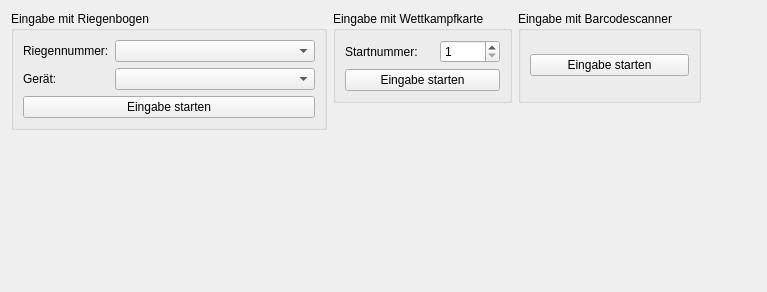
Qt form capture/capturewidget.ui (Igel18/turnfix) before a commit.
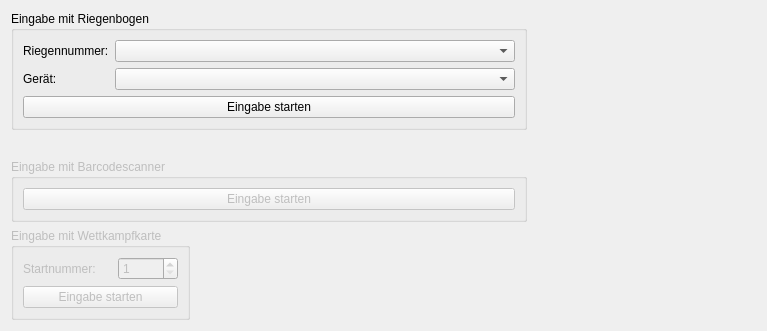
The same form after that commit. Icons and pictures are not drawn.

Commit message: Fixed too small dropdown field

Patch:
```diff
--- a/capture/capturewidget.ui
+++ b/capture/capturewidget.ui
@@ -7,7 +7,7 @@
     <x>0</x>
     <y>0</y>
     <width>767</width>
-    <height>292</height>
+    <height>331</height>
    </rect>
   </property>
   <property name="windowTitle">
@@ -66,7 +66,7 @@
         </property>
         <property name="minimumSize">
          <size>
-          <width>200</width>
+          <width>400</width>
           <height>0</height>
          </size>
         </property>
@@ -89,7 +89,7 @@
        <widget class="QComboBox" name="cmb_squadno">
         <property name="minimumSize">
          <size>
-          <width>200</width>
+          <width>400</width>
           <height>0</height>
          </size>
         </property>
@@ -104,8 +104,11 @@
      </layout>
     </widget>
    </item>
-   <item row="0" column="1">
+   <item row="4" column="0">
     <widget class="QGroupBox" name="groupBox_2">
+     <property name="enabled">
+      <bool>false</bool>
+     </property>
      <property name="sizePolicy">
       <sizepolicy hsizetype="Fixed" vsizetype="Preferred">
        <horstretch>0</horstretch>
@@ -187,8 +190,11 @@
      </property>
     </spacer>
    </item>
-   <item row="0" column="2">
+   <item row="3" column="0">
     <widget class="QGroupBox" name="groupBox_3">
+     <property name="enabled">
+      <bool>false</bool>
+     </property>
      <property name="title">
       <string>Eingabe mit Barcodescanner</string>
      </property>
```
